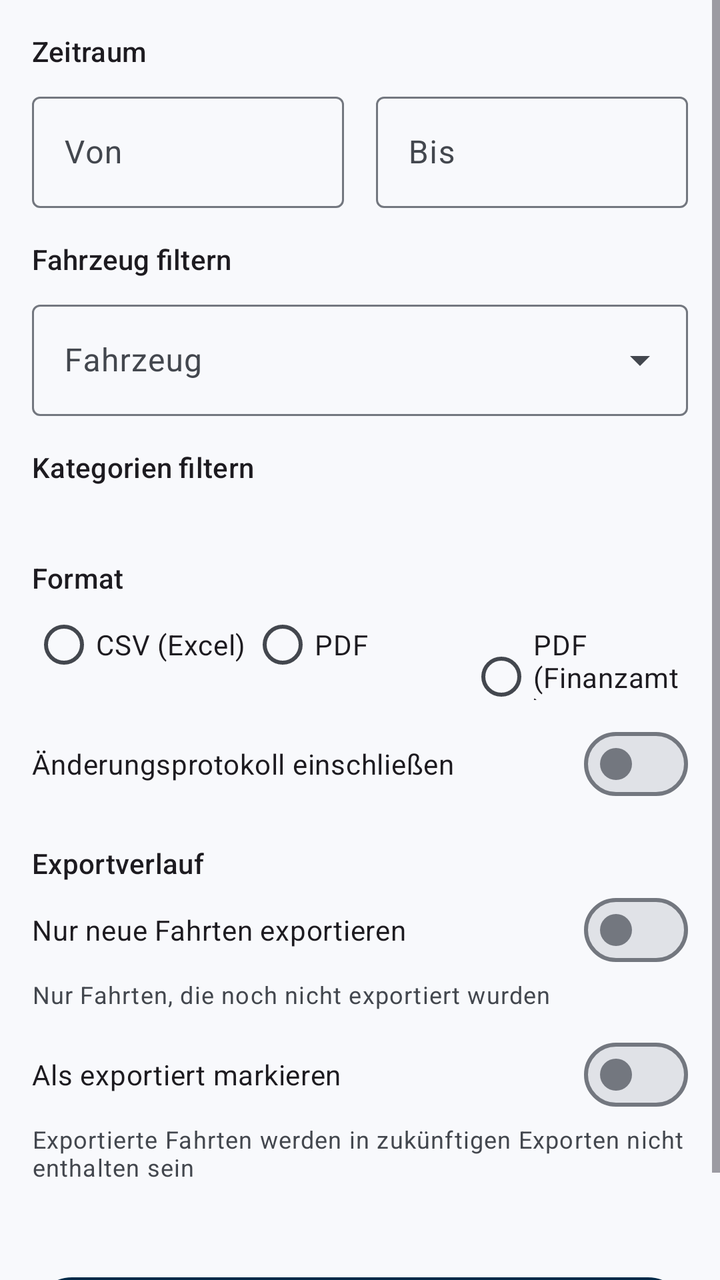
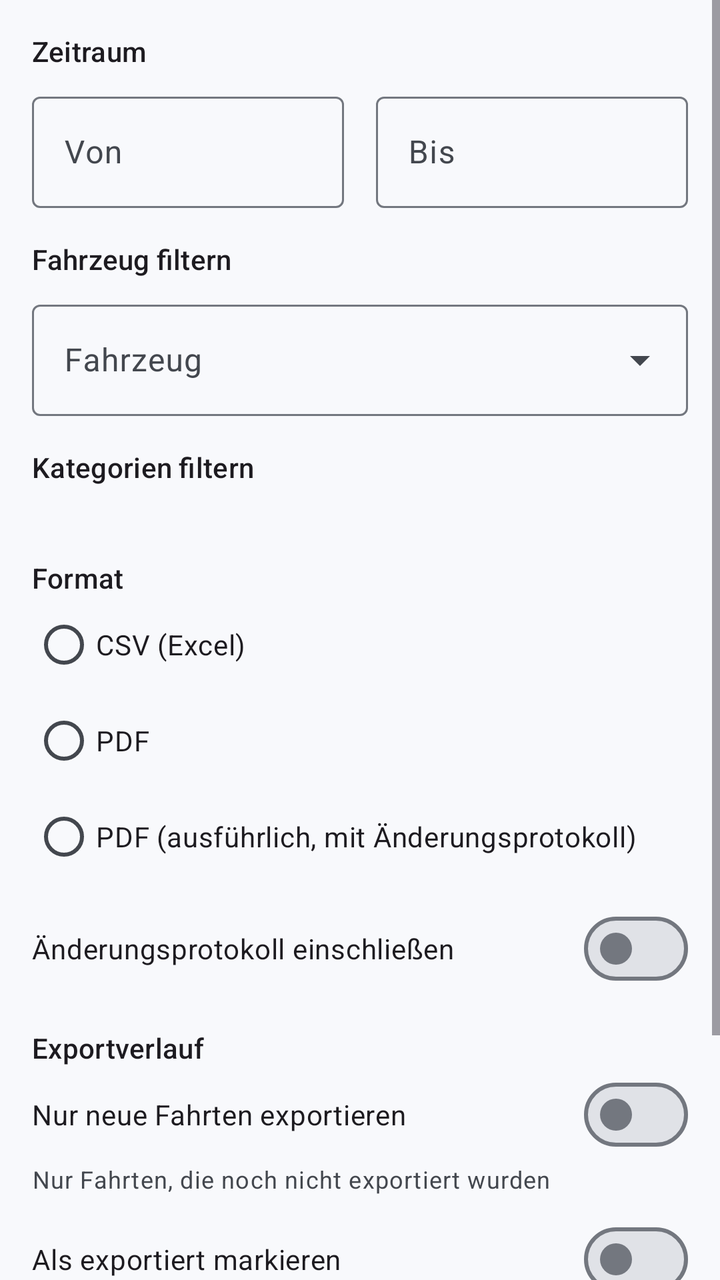

Compare the two renders of this Android layout. The source of the first and the diff that turns it into the second are given below.
<!-- AndroidManifest.xml: application theme Theme.FOSStenbuch -->
<!-- res/layout/fragment_export.xml -->
<?xml version="1.0" encoding="utf-8"?>
<ScrollView xmlns:android="http://schemas.android.com/apk/res/android"
    xmlns:app="http://schemas.android.com/apk/res-auto"
    android:layout_width="match_parent"
    android:layout_height="match_parent">

    <LinearLayout
        android:layout_width="match_parent"
        android:layout_height="wrap_content"
        android:orientation="vertical"
        android:padding="16dp">

        <TextView
            android:layout_width="wrap_content"
            android:layout_height="wrap_content"
            android:text="@string/export_date_range"
            android:textAppearance="?attr/textAppearanceTitleSmall" />

        <LinearLayout
            android:layout_width="match_parent"
            android:layout_height="wrap_content"
            android:layout_marginTop="8dp"
            android:baselineAligned="false"
            android:orientation="horizontal">

            <com.google.android.material.textfield.TextInputLayout
                android:layout_width="0dp"
                android:layout_height="wrap_content"
                android:layout_marginEnd="8dp"
                android:layout_weight="1"
                android:hint="@string/export_from">

                
                <com.google.android.material.textfield.TextInputEditText
                    android:id="@+id/edit_from"
                    android:layout_width="match_parent"
                    android:layout_height="wrap_content"
                    android:cursorVisible="false"
                    android:focusable="false"
                    android:inputType="none" />
            </com.google.android.material.textfield.TextInputLayout>

            <com.google.android.material.textfield.TextInputLayout
                android:layout_width="0dp"
                android:layout_height="wrap_content"
                android:layout_marginStart="8dp"
                android:layout_weight="1"
                android:hint="@string/export_to">

                <com.google.android.material.textfield.TextInputEditText
                    android:id="@+id/edit_to"
                    android:layout_width="match_parent"
                    android:layout_height="wrap_content"
                    android:cursorVisible="false"
                    android:focusable="false"
                    android:inputType="none" />
            </com.google.android.material.textfield.TextInputLayout>
        </LinearLayout>

        <TextView
            android:layout_width="wrap_content"
            android:layout_height="wrap_content"
            android:layout_marginTop="16dp"
            android:text="@string/export_vehicle_filter"
            android:textAppearance="?attr/textAppearanceTitleSmall" />

        <com.google.android.material.textfield.TextInputLayout
            style="@style/Widget.Material3.TextInputLayout.OutlinedBox.ExposedDropdownMenu"
            android:layout_width="match_parent"
            android:layout_height="wrap_content"
            android:layout_marginTop="8dp"
            android:hint="@string/vehicle">

            <com.google.android.material.textfield.MaterialAutoCompleteTextView
                android:id="@+id/dropdown_vehicle"
                android:layout_width="match_parent"
                android:layout_height="wrap_content"
                android:inputType="none" />
        </com.google.android.material.textfield.TextInputLayout>

        <TextView
            android:layout_width="wrap_content"
            android:layout_height="wrap_content"
            android:layout_marginTop="16dp"
            android:text="@string/export_purpose_filter"
            android:textAppearance="?attr/textAppearanceTitleSmall" />

        <TextView
            android:id="@+id/text_purpose_hint"
            android:layout_width="wrap_content"
            android:layout_height="wrap_content"
            android:textAppearance="?attr/textAppearanceBodySmall"
            android:textColor="?attr/colorOnSurfaceVariant" />

        <com.google.android.material.chip.ChipGroup
            android:id="@+id/chips_purposes"
            android:layout_width="match_parent"
            android:layout_height="wrap_content"
            android:layout_marginTop="4dp" />

        <TextView
            android:layout_width="wrap_content"
            android:layout_height="wrap_content"
            android:layout_marginTop="16dp"
            android:text="@string/export_format"
            android:textAppearance="?attr/textAppearanceTitleSmall" />

        
        <RadioGroup
            android:id="@+id/radio_format"
            android:layout_width="match_parent"
            android:layout_height="wrap_content"
            android:orientation="horizontal">

            <RadioButton
                android:id="@+id/radio_csv"
                android:layout_width="0dp"
                android:layout_height="wrap_content"
                android:layout_weight="1"
                android:text="@string/export_format_csv" />

            <RadioButton
                android:id="@+id/radio_pdf"
                android:layout_width="0dp"
                android:layout_height="wrap_content"
                android:layout_weight="1"
                android:text="@string/export_format_pdf" />

            <RadioButton
                android:id="@+id/radio_finanzamt"
                android:layout_width="0dp"
                android:layout_height="wrap_content"
                android:layout_weight="1"
                android:text="@string/export_format_finanzamt_pdf" />
        </RadioGroup>

        <TextView
            android:id="@+id/text_finanzamt_hint"
            android:visibility="gone"
            android:layout_width="match_parent"
            android:layout_height="wrap_content"
            android:text="@string/export_finanzamt_hint"
            android:textAppearance="?attr/textAppearanceBodySmall"
            android:textColor="?attr/colorOnSurfaceVariant" />

        <com.google.android.material.textfield.TextInputLayout
            android:id="@+id/layout_company"
            android:visibility="gone"
            android:layout_width="match_parent"
            android:layout_height="wrap_content"
            android:layout_marginTop="8dp"
            android:hint="@string/export_company_name"
            app:helperText="@string/export_company_name_hint">

            <com.google.android.material.textfield.TextInputEditText
                android:id="@+id/edit_company"
                android:layout_width="match_parent"
                android:layout_height="wrap_content"
                android:inputType="textCapWords"
                android:maxLength="200" />
        </com.google.android.material.textfield.TextInputLayout>

        <com.google.android.material.materialswitch.MaterialSwitch
            android:id="@+id/switch_audit"
            android:layout_width="match_parent"
            android:layout_height="wrap_content"
            android:layout_marginTop="8dp"
            android:text="@string/export_include_audit_log" />

        
        <LinearLayout
            android:id="@+id/group_tracking"
            android:layout_width="match_parent"
            android:layout_height="wrap_content"
            android:orientation="vertical">

            <TextView
                android:layout_width="wrap_content"
                android:layout_height="wrap_content"
                android:layout_marginTop="16dp"
                android:text="@string/export_tracking_title"
                android:textAppearance="?attr/textAppearanceTitleSmall" />

            <com.google.android.material.materialswitch.MaterialSwitch
                android:id="@+id/switch_only_new"
                android:layout_width="match_parent"
                android:layout_height="wrap_content"
                android:text="@string/export_only_new" />

            <TextView
                android:layout_width="match_parent"
                android:layout_height="wrap_content"
                android:text="@string/export_only_new_hint"
                android:textAppearance="?attr/textAppearanceBodySmall"
                android:textColor="?attr/colorOnSurfaceVariant" />

            <com.google.android.material.materialswitch.MaterialSwitch
                android:id="@+id/switch_mark"
                android:layout_width="match_parent"
                android:layout_height="wrap_content"
                android:layout_marginTop="8dp"
                android:text="@string/export_mark_exported" />

            <TextView
                android:layout_width="match_parent"
                android:layout_height="wrap_content"
                android:text="@string/export_mark_exported_hint"
                android:textAppearance="?attr/textAppearanceBodySmall"
                android:textColor="?attr/colorOnSurfaceVariant" />
        </LinearLayout>

        <TextView
            android:id="@+id/text_pdf_hint"
            android:visibility="gone"
            android:layout_width="match_parent"
            android:layout_height="wrap_content"
            android:layout_marginTop="8dp"
            android:text="@string/export_pdf_all_trips"
            android:textAppearance="?attr/textAppearanceBodySmall"
            android:textColor="?attr/colorOnSurfaceVariant" />

        <TextView
            android:id="@+id/text_count"
            android:layout_width="wrap_content"
            android:layout_height="wrap_content"
            android:layout_gravity="center_horizontal"
            android:layout_marginTop="16dp"
            android:textAppearance="?attr/textAppearanceBodyMedium" />

        <com.google.android.material.button.MaterialButton
            android:id="@+id/button_export"
            android:layout_width="match_parent"
            android:layout_height="wrap_content"
            android:layout_marginTop="8dp"
            android:text="@string/export_button"
            app:icon="@drawable/ic_export" />

        <ProgressBar
            android:id="@+id/progress"
            android:layout_width="wrap_content"
            android:layout_height="wrap_content"
            android:layout_gravity="center_horizontal"
            android:layout_marginTop="8dp"
            android:contentDescription="@string/cd_exporting"
            android:visibility="gone" />
    </LinearLayout>
</ScrollView>
<!-- resources referenced by this layout -->
<resources>
  <!-- drawable ic_export (drawable) -->
  <?xml version="1.0" encoding="utf-8"?>
  <vector xmlns:android="http://schemas.android.com/apk/res/android"
      android:width="24dp"
      android:height="24dp"
      android:viewportWidth="24"
      android:viewportHeight="24"
      android:tint="?attr/colorControlNormal">
      <path
          android:fillColor="@android:color/white"
          android:pathData="M14,2H6c-1.1,0 -1.99,0.9 -1.99,2L4,20c0,1.1 0.89,2 1.99,2H18c1.1,0 2,-0.9 2,-2V8l-6,-6zM16,18H8v-2h8v2zM16,14H8v-2h8v2zM13,9V3.5L18.5,9H13z" />
  </vector>
  <string name="cd_exporting">Wird exportiert</string>
  <string name="export_button">Exportieren</string>
  <string name="export_company_name">Firma / Betrieb</string>
  <string name="export_company_name_hint">Wird im Finanzamt-PDF angezeigt</string>
  <string name="export_date_range">Zeitraum</string>
  <string name="export_finanzamt_hint">Enthält alle gem. § 6 Abs. 1 Nr. 4 EStG erforderlichen Angaben</string>
  <string name="export_format">Format</string>
  <string name="export_format_csv">CSV (Excel)</string>
  <string name="export_format_finanzamt_pdf">PDF (Finanzamt)</string>
  <string name="export_format_pdf">PDF</string>
  <string name="export_from">Von</string>
  <string name="export_include_audit_log">Änderungsprotokoll einschließen</string>
  <string name="export_mark_exported">Als exportiert markieren</string>
  <string name="export_mark_exported_hint">Exportierte Fahrten werden in zukünftigen Exporten nicht enthalten sein</string>
  <string name="export_only_new">Nur neue Fahrten exportieren</string>
  <string name="export_only_new_hint">Nur Fahrten, die noch nicht exportiert wurden</string>
  <string name="export_pdf_all_trips">PDF-Exporte enthalten immer alle Fahrten des Zeitraums und markieren nichts als exportiert.</string>
  <string name="export_purpose_filter">Kategorien filtern</string>
  <string name="export_to">Bis</string>
  <string name="export_tracking_title">Exportverlauf</string>
  <string name="export_vehicle_filter">Fahrzeug filtern</string>
  <string name="vehicle">Fahrzeug</string>
  <color name="primary">#FF022948</color>
  <color name="on_primary">#FFFFFFFF</color>
  <color name="primary_container">#FFD0E4FF</color>
  <color name="on_primary_container">#FF001D36</color>
  <color name="secondary">#FF0E8DBF</color>
  <color name="on_secondary">#FFFFFFFF</color>
  <color name="secondary_container">#FFC5E7FF</color>
  <color name="on_secondary_container">#FF001E2E</color>
  <color name="error">#FFDF283A</color>
  <color name="on_error">#FFFFFFFF</color>
  <color name="surface">#FFF8F9FC</color>
  <color name="on_surface">#FF191C20</color>
  <color name="surface_variant">#FFDFE3EB</color>
  <color name="on_surface_variant">#FF43474E</color>
  <color name="surface_lowest">#FFFFFFFF</color>
  <color name="surface_low">#FFF2F4F8</color>
  <color name="surface_container">#FFECEEF3</color>
  <color name="surface_high">#FFE6E8ED</color>
  <color name="surface_highest">#FFE0E2E7</color>
  <color name="outline">#FF73777F</color>
  <color name="outline_variant">#FFC3C7CF</color>
  <color name="status_bar">#FF022948</color>
  <!-- unchanged entries left out for length: 1 -->
</resources>

<!-- the commit's change to res/layout/fragment_export.xml (unified diff, before → after) -->
@@ -65,6 +65,7 @@
             android:textAppearance="?attr/textAppearanceTitleSmall" />
 
         <com.google.android.material.textfield.TextInputLayout
+            android:id="@+id/layout_vehicle"
             style="@style/Widget.Material3.TextInputLayout.OutlinedBox.ExposedDropdownMenu"
             android:layout_width="match_parent"
             android:layout_height="wrap_content"
@@ -110,36 +111,33 @@
             android:id="@+id/radio_format"
             android:layout_width="match_parent"
             android:layout_height="wrap_content"
-            android:orientation="horizontal">
+            android:orientation="vertical">
 
             <RadioButton
                 android:id="@+id/radio_csv"
-                android:layout_width="0dp"
-                android:layout_height="wrap_content"
-                android:layout_weight="1"
+                android:layout_width="match_parent"
+                android:layout_height="wrap_content"
                 android:text="@string/export_format_csv" />
 
             <RadioButton
                 android:id="@+id/radio_pdf"
-                android:layout_width="0dp"
-                android:layout_height="wrap_content"
-                android:layout_weight="1"
+                android:layout_width="match_parent"
+                android:layout_height="wrap_content"
                 android:text="@string/export_format_pdf" />
 
             <RadioButton
-                android:id="@+id/radio_finanzamt"
-                android:layout_width="0dp"
-                android:layout_height="wrap_content"
-                android:layout_weight="1"
-                android:text="@string/export_format_finanzamt_pdf" />
+                android:id="@+id/radio_detailed"
+                android:layout_width="match_parent"
+                android:layout_height="wrap_content"
+                android:text="@string/export_format_detailed_pdf" />
         </RadioGroup>
 
         <TextView
-            android:id="@+id/text_finanzamt_hint"
+            android:id="@+id/text_detailed_hint"
             android:visibility="gone"
             android:layout_width="match_parent"
             android:layout_height="wrap_content"
-            android:text="@string/export_finanzamt_hint"
+            android:text="@string/export_detailed_hint"
             android:textAppearance="?attr/textAppearanceBodySmall"
             android:textColor="?attr/colorOnSurfaceVariant" />
 
<!-- resource entries referenced after the edit -->
@@ -15,12 +15,12 @@
   <string name="cd_exporting">Wird exportiert</string>
   <string name="export_button">Exportieren</string>
   <string name="export_company_name">Firma / Betrieb</string>
-  <string name="export_company_name_hint">Wird im Finanzamt-PDF angezeigt</string>
+  <string name="export_company_name_hint">Wird im ausführlichen PDF angezeigt</string>
   <string name="export_date_range">Zeitraum</string>
-  <string name="export_finanzamt_hint">Enthält alle gem. § 6 Abs. 1 Nr. 4 EStG erforderlichen Angaben</string>
+  <string name="export_detailed_hint">Für genau ein Fahrzeug und immer alle Kategorien – mit Km-Ständen, Änderungsprotokoll und Siegeln</string>
   <string name="export_format">Format</string>
   <string name="export_format_csv">CSV (Excel)</string>
-  <string name="export_format_finanzamt_pdf">PDF (Finanzamt)</string>
+  <string name="export_format_detailed_pdf">PDF (ausführlich, mit Änderungsprotokoll)</string>
   <string name="export_format_pdf">PDF</string>
   <string name="export_from">Von</string>
   <string name="export_include_audit_log">Änderungsprotokoll einschließen</string>
@@ -28,7 +28,7 @@
   <string name="export_mark_exported_hint">Exportierte Fahrten werden in zukünftigen Exporten nicht enthalten sein</string>
   <string name="export_only_new">Nur neue Fahrten exportieren</string>
   <string name="export_only_new_hint">Nur Fahrten, die noch nicht exportiert wurden</string>
-  <string name="export_pdf_all_trips">PDF-Exporte enthalten immer alle Fahrten des Zeitraums und markieren nichts als exportiert.</string>
+  <string name="export_pdf_all_trips">PDF-Exporte enthalten auch bereits exportierte Fahrten und markieren nichts als exportiert.</string>
   <string name="export_purpose_filter">Kategorien filtern</string>
   <string name="export_to">Bis</string>
   <string name="export_tracking_title">Exportverlauf</string>
